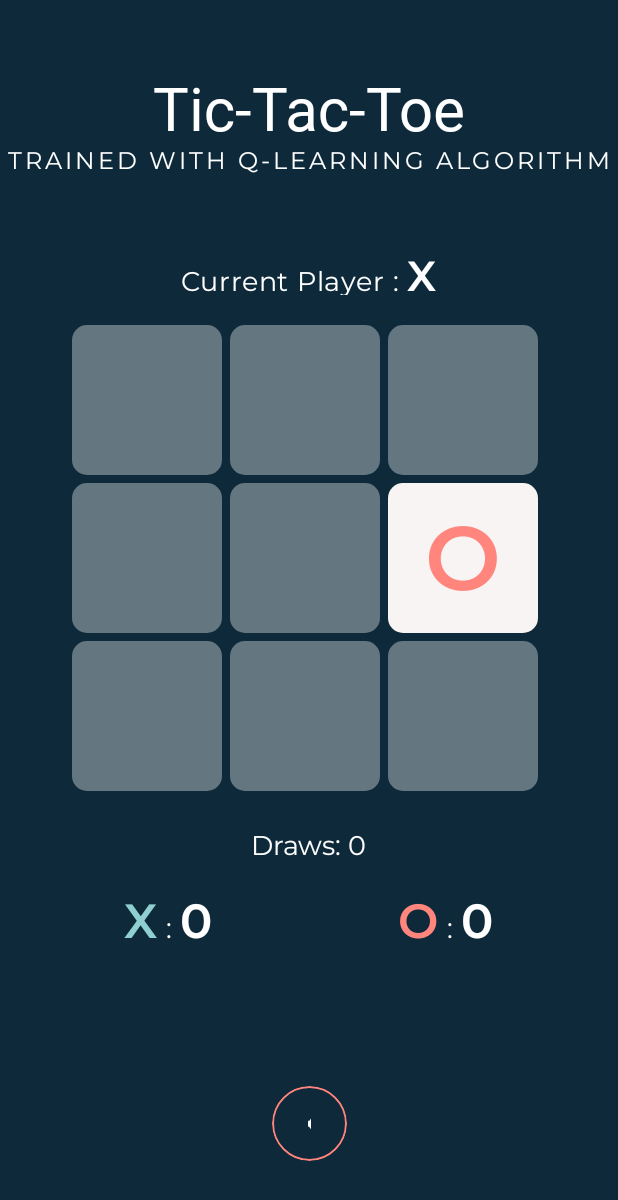
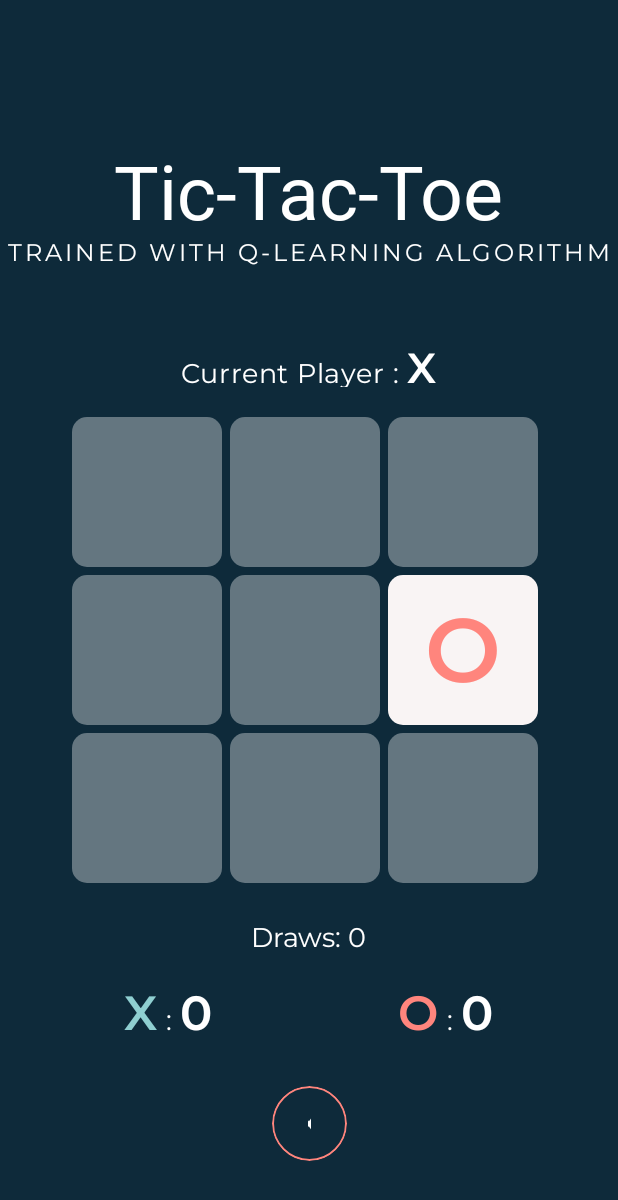
Before and after one commit to KgoliGG/TicTacToe, an Android app built with Jetpack Compose: the LandingPage screen opened through its navigation route, after a tap on "Play with AI", on a phone screen of 412 x 824 dp. Shown: the top 1200 px of the screen. Run offline under Robolectric (Android 15) with nearby library versions, the phone set to English and light mode, and no system bars; Roboto replaces fonts that are not available here.

Commit message:
Optimizations to the AI Model and Code Optimizations

```diff
--- a/app/src/main/java/com/shrijal/tictactoe/composable/TextComponents.kt
+++ b/app/src/main/java/com/shrijal/tictactoe/composable/TextComponents.kt
@@ -15,11 +15,44 @@ import androidx.compose.ui.text.SpanStyle
 import androidx.compose.ui.text.TextStyle
 import androidx.compose.ui.text.buildAnnotatedString
 import androidx.compose.ui.text.font.FontWeight
+import androidx.compose.ui.text.style.TextAlign
 import androidx.compose.ui.text.style.TextDecoration
 import androidx.compose.ui.text.withStyle
 import androidx.compose.ui.unit.dp
 import androidx.compose.ui.unit.sp
 import com.shrijal.tictactoe.ui.theme.montserrat
+
+@Composable
+fun GameTitle(){
+    Text(
+        text = "Tic-Tac-Toe",
+        style = TextStyle(
+            fontFamily = montserrat,
+            fontWeight = FontWeight(800),
+            fontSize = 50.sp,
+            color = Color.White,
+        )
+    )
+}
+
+@Composable
+fun GameModeTitle(
+    text: String
+){
+    Text(
+        text = text.uppercase(),
+        modifier = Modifier
+            .fillMaxWidth(),
+        style = TextStyle(
+            fontFamily = montserrat,
+            fontWeight = FontWeight(400),
+            fontSize = 16.sp,
+            color = Color.White,
+            letterSpacing = 2.sp,
+            textAlign = TextAlign.Center,
+            )
+    )
+}
 
 @Composable
 fun ErrorMessage(value: String){
--- a/app/src/main/java/com/shrijal/tictactoe/pages/LandingPage.kt
+++ b/app/src/main/java/com/shrijal/tictactoe/pages/LandingPage.kt
@@ -18,6 +18,8 @@ import androidx.compose.ui.tooling.preview.Preview
 import androidx.compose.ui.unit.*
 import androidx.navigation.NavController
 import androidx.navigation.compose.rememberNavController
+import com.shrijal.tictactoe.composable.GameModeTitle
+import com.shrijal.tictactoe.composable.GameTitle
 import com.shrijal.tictactoe.navigation.Screens
 import com.shrijal.tictactoe.ui.theme.*
 import kotlin.system.exitProcess
@@ -36,40 +38,23 @@ fun LandingPage(navController: NavController) {
 //                    endY = Float.POSITIVE_INFINITY
 //                )
             )
-            .padding(16.dp),
+            .padding(vertical = 50.dp),
         horizontalAlignment = Alignment.CenterHorizontally,
         verticalArrangement = Arrangement.Top
     ) {
         Spacer(
             modifier = Modifier
-                .height(100.dp)
+                .height(50.dp)
         )
 
-        Text(
-            text = "Tic-Tac-Toe",
-            style = TextStyle(
-                fontFamily = montserrat,
-                fontWeight = FontWeight(800),
-                fontSize = 50.sp,
-                color = Color.White,
-            )
-        )
+        // Game UI Design
+        GameTitle()
 
-        Text(
-            text = "Machine Learning Model".uppercase(),
-            style = TextStyle(
-                fontFamily = montserrat,
-                fontWeight = FontWeight(400),
-                fontSize = 16.sp,
-                color = Color.White,
-                letterSpacing = 2.sp,
-
-                )
-        )
+        GameModeTitle(text = "Machine Learning Model")
 
         Spacer(
             modifier = Modifier
-                .height(250.dp)
+                .weight(.1f)
         )
 
         //Machine Learning Model
--- a/app/src/main/java/com/shrijal/tictactoe/pages/MachineLearningModel.kt
+++ b/app/src/main/java/com/shrijal/tictactoe/pages/MachineLearningModel.kt
@@ -104,22 +104,24 @@ fun MachineLearningModel(navController: NavController) {
             delay(1000) // 1-second delay for AI's move
             val bestMove = chooseAction(board, qTable)
             board[bestMove.row][bestMove.col] = 'O'
+            val lastAction = bestMove // Store the last action
             winner = checkWinner(
                 board,
                 onWin = { winningPlayer ->
                     dialogMessage = "Player $winningPlayer Wins!"
                     if (winningPlayer == "O") {
                         wincountPlayer2++
-                    } else if (winningPlayer == "X") {
+                        updateQValues(qTable, board, "lose", lastAction) // Update Q-values for AI losing
+                    } else {
                         wincountPlayer1++
+                        updateQValues(qTable, board, "win", lastAction) // Update Q-values for AI winning
                     }
-                    updateQValues(qTable, board, "lose") // Update Q-values for AI losing
                     showDialog = true
                 },
                 onDraw = {
                     dialogMessage = "It's a Draw!"
                     drawCount++
-                    updateQValues(qTable, board, "draw") // Update Q-values for a draw
+                    updateQValues(qTable, board, "draw", lastAction) // Update Q-values for a draw
                     showDialog = true
                 }
             )
@@ -138,16 +140,17 @@ fun MachineLearningModel(navController: NavController) {
                     dialogMessage = "Player $winningPlayer Wins!"
                     if (winningPlayer == "X") {
                         wincountPlayer1++
+                        updateQValues(qTable, board, "win", null) // Update Q-values for AI winning
                     } else if (winningPlayer == "O") {
                         wincountPlayer2++
+                        updateQValues(qTable, board, "lose", null) // Update Q-values for AI losing
                     }
-                    updateQValues(qTable, board, "win") // Update Q-values for AI winning
                     showDialog = true
                 },
                 onDraw = {
                     dialogMessage = "It's a Draw!"
                     drawCount++
-                    updateQValues(qTable, board, "draw") // Update Q-values for a draw
+                    updateQValues(qTable, board, "draw", null) // Update Q-values for a draw
                     showDialog = true
                 }
             )
@@ -161,6 +164,7 @@ fun MachineLearningModel(navController: NavController) {
         }
     }
 
+
     Column(
         modifier = Modifier
             .fillMaxSize()
@@ -169,28 +173,15 @@ fun MachineLearningModel(navController: NavController) {
         horizontalAlignment = Alignment.CenterHorizontally,
         verticalArrangement = Arrangement.Center
     ) {
-        // Game Title
-        Text(
-            text = "Tic-Tac-Toe",
-            style = TextStyle(
-                fontFamily = montserrat,
-                fontWeight = FontWeight(800),
-                fontSize = 40.sp,
-                color = Color.White,
-            )
+        Spacer(
+            modifier = Modifier
+                .height(50.dp)
         )
 
-        Text(
-            text = "Trained with Q-Learning Algorithm".uppercase(),
-            style = TextStyle(
-                fontFamily = montserrat,
-                fontWeight = FontWeight(400),
-                fontSize = 16.sp,
-                color = Color.White,
-                letterSpacing = 2.sp,
-                textAlign = TextAlign.Center
-            )
-        )
+        // Game UI Design
+        GameTitle()
+
+        GameModeTitle(text = "Trained with Q-Learning Algorithm")
 
         Spacer(modifier = Modifier.height(50.dp))
 
```
Also changed, not shown: app/src/main/java/com/shrijal/tictactoe/firebase/Gameroom.kt (+16 -4 lines), app/src/main/java/com/shrijal/tictactoe/models/AIModel.kt (+7 -4 lines), app/src/main/java/com/shrijal/tictactoe/pages/OfflineMultiplayerGame.kt (+8 -19 lines), app/src/main/java/com/shrijal/tictactoe/pages/OnlineMultiplayerGameRoomManagement.kt (+66 -152 lines).
